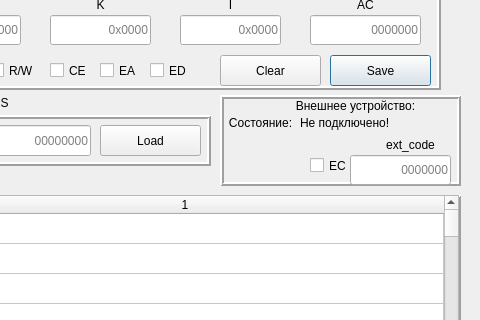
Old version of the form MT589/mainwindow.ui in the repository lapsizm/MT589_emulator; both pictures show x 620 to 1100 and y 114 to 434 of the 1100 by 900 pixel window.
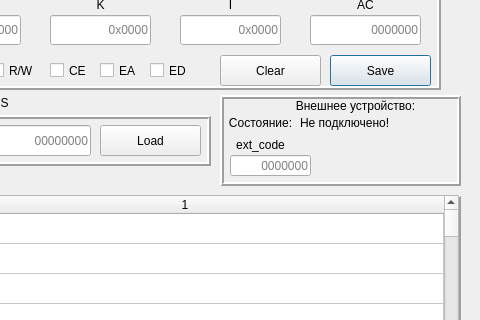
New version of the form. Icons and pictures are not drawn.

The edit to the form file:
```diff
--- a/MT589/mainwindow.ui
+++ b/MT589/mainwindow.ui
@@ -3421,26 +3421,13 @@
       <string>Не подключено!</string>
      </property>
     </widget>
-    <widget class="QCheckBox" name="EC_check">
-     <property name="geometry">
-      <rect>
-       <x>90</x>
-       <y>60</y>
-       <width>41</width>
-       <height>21</height>
-      </rect>
-     </property>
-     <property name="text">
-      <string>EC</string>
-     </property>
-    </widget>
     <widget class="QLineEdit" name="Ext_code">
      <property name="geometry">
       <rect>
-       <x>130</x>
+       <x>10</x>
        <y>60</y>
-       <width>101</width>
-       <height>30</height>
+       <width>81</width>
+       <height>21</height>
       </rect>
      </property>
      <property name="maxLength">
@@ -3456,7 +3443,7 @@
     <widget class="QLabel" name="label_24">
      <property name="geometry">
       <rect>
-       <x>140</x>
+       <x>-10</x>
        <y>40</y>
        <width>101</width>
        <height>20</height>
```
